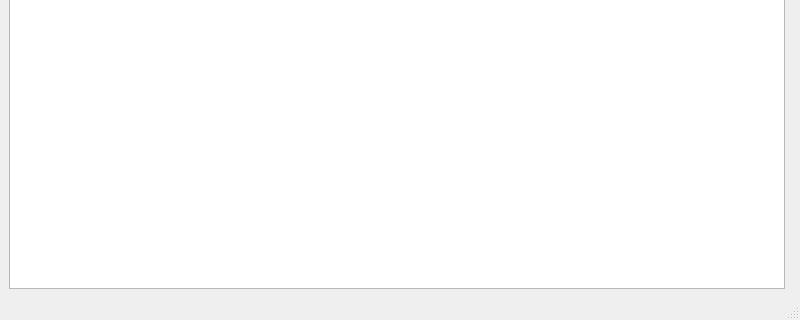
This is BigBrother/src/GUI/mainwindow.ui in akukhta/BigBrother as Qt 5 draws it before an edit; both pictures show x 0 to 800 and y 280 to 600 of the 800 by 600 pixel window. The edited form follows.
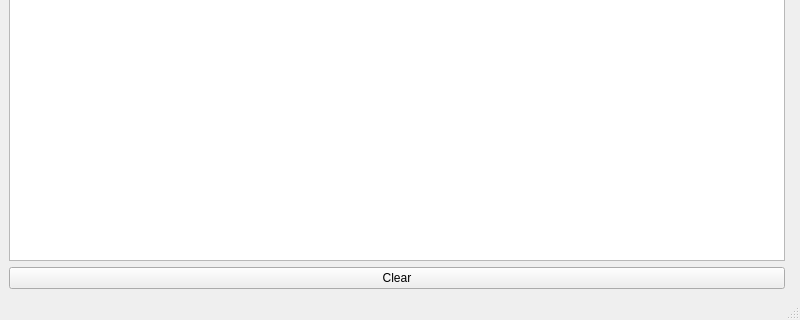
This is the edited form.

Commit message: Clear has been added

```diff
--- a/BigBrother/src/GUI/mainwindow.ui
+++ b/BigBrother/src/GUI/mainwindow.ui
@@ -30,6 +30,16 @@
         </property>
        </widget>
       </item>
+      <item row="1" column="0">
+       <widget class="QTableWidget" name="tableWidget"/>
+      </item>
+      <item row="2" column="0">
+       <widget class="QPushButton" name="pushButton">
+        <property name="text">
+         <string>Clear</string>
+        </property>
+       </widget>
+      </item>
      </layout>
     </item>
    </layout>
```
Left out of the diff: 3 changed lines with no effect on the pictures. The commit also changes 6 other files.
